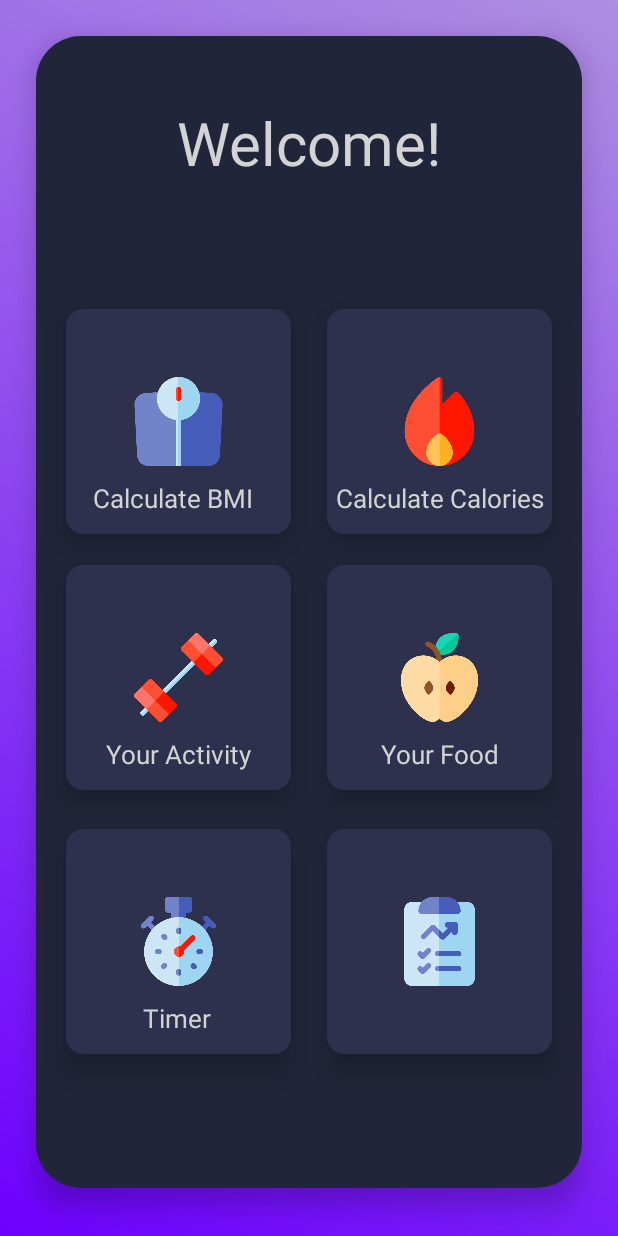
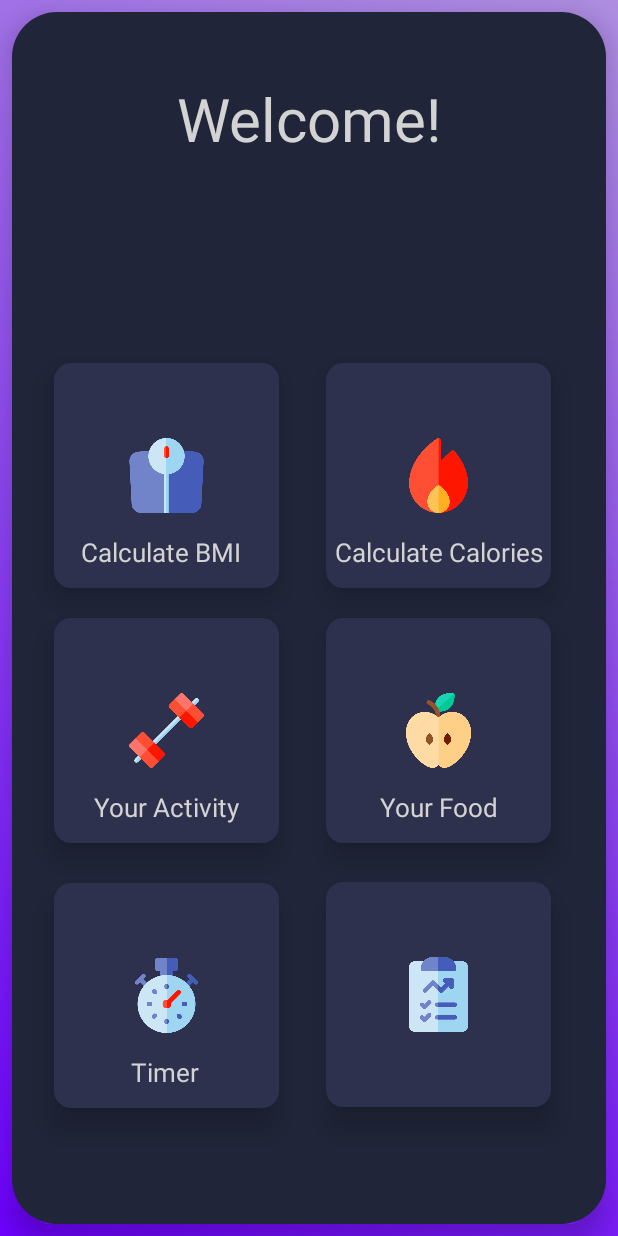
Before and after one commit to VickeTrossing/ExamensArbete, an Android app: the screen it shows after launch (MainActivity), on a phone screen of 412 x 824 dp. Run offline under Robolectric (Android 15) with nearby library versions, the phone set to English and light mode, and no system bars.

Commit message:
Design woooooork

```diff
--- a/app/src/main/AndroidManifest.xml
+++ b/app/src/main/AndroidManifest.xml
@@ -9,7 +9,9 @@
             android:roundIcon="@mipmap/ic_launcher_round"
             android:supportsRtl="true"
             android:theme="@style/AppTheme">
-        <activity android:name=".ResultsCal"></activity>
+        <activity android:name=".AddUser"></activity>
+        <activity android:name=".MyActivity" />
+        <activity android:name=".ResultsCal" />
         <activity android:name=".CalculateCal" />
         <activity android:name=".CalculateBmi" />
         <activity android:name=".MainActivity2" />
--- a/app/src/main/java/com/example/plain/MainActivity.java
+++ b/app/src/main/java/com/example/plain/MainActivity.java
@@ -1,8 +1,13 @@
 package com.example.plain;
 
+import android.app.Activity;
 import android.content.Intent;
+import android.graphics.Color;
+import android.os.Build;
 import android.os.Bundle;
 import android.view.View;
+import android.view.Window;
+import android.view.WindowManager;
 
 import androidx.appcompat.app.AppCompatActivity;
 
@@ -13,6 +18,19 @@ public class MainActivity extends AppCompatActivity {
     protected void onCreate(Bundle savedInstanceState) {
         super.onCreate(savedInstanceState);
         setContentView(R.layout.activity_main);
+
+        if (Build.VERSION.SDK_INT >= 19 && Build.VERSION.SDK_INT < 21) {
+            setWindowFlag(this, WindowManager.LayoutParams.FLAG_TRANSLUCENT_STATUS, true);
+        }
+        if (Build.VERSION.SDK_INT >= 19) {
+            getWindow().getDecorView().setSystemUiVisibility(View.SYSTEM_UI_FLAG_LAYOUT_STABLE | View.SYSTEM_UI_FLAG_LAYOUT_FULLSCREEN);
+        }
+
+        if (Build.VERSION.SDK_INT >= 21) {
+            setWindowFlag(this, WindowManager.LayoutParams.FLAG_TRANSLUCENT_STATUS, false);
+            getWindow().setStatusBarColor(Color.TRANSPARENT);
+        }
+
     }
 
     public void goToBMI(View view){
@@ -25,5 +43,21 @@ public class MainActivity extends AppCompatActivity {
         startActivity(intent);
     }
 
+    public void goToActivity(View view){
+        Intent intent = new Intent(this, CalculateCal.class);
+        startActivity(intent);
+    }
+
+
+    public static void setWindowFlag(Activity activity, final int bits, boolean on) {
+        Window win = activity.getWindow();
+        WindowManager.LayoutParams winParams = win.getAttributes();
+        if (on) {
+            winParams.flags |= bits;
+        } else {
+            winParams.flags &= ~bits;
+        }
+        win.setAttributes(winParams);
+    }
 
 }
--- a/app/src/main/res/layout/activity_main.xml
+++ b/app/src/main/res/layout/activity_main.xml
@@ -12,18 +12,20 @@
 
     <androidx.constraintlayout.widget.ConstraintLayout
             android:id="@+id/constraintLayout5"
-            android:layout_width="364dp"
+            android:layout_width="0dp"
             android:layout_height="0dp"
-            android:layout_marginStart="16dp"
-            android:layout_marginTop="24dp"
-            android:layout_marginEnd="16dp"
-            android:layout_marginBottom="32dp"
+            android:layout_marginStart="8dp"
+            android:layout_marginTop="8dp"
+            android:layout_marginEnd="8dp"
+            android:layout_marginBottom="8dp"
             android:background="@drawable/background_main"
             android:elevation="10dp"
             app:layout_constraintBottom_toBottomOf="parent"
             app:layout_constraintEnd_toEndOf="parent"
+            app:layout_constraintHorizontal_bias="1.0"
             app:layout_constraintStart_toStartOf="parent"
-            app:layout_constraintTop_toTopOf="parent">
+            app:layout_constraintTop_toTopOf="parent"
+            app:layout_constraintVertical_bias="0.0">
 
         <TextView
                 android:id="@+id/textView11"
@@ -43,13 +45,14 @@
 
                 android:layout_width="150dp"
                 android:layout_height="150dp"
+                android:layout_marginStart="22dp"
                 android:layout_marginTop="16dp"
-                android:layout_marginEnd="20dp"
+                android:layout_marginEnd="28dp"
                 android:layout_marginBottom="32dp"
                 android:background="@drawable/home_page_buttons"
                 android:elevation="11dp"
                 android:onClick="goToBMI"
-                android:padding="45dp"
+                android:padding="50dp"
                 android:scaleType="fitStart"
                 android:src="@drawable/diet"
                 android:text="Calculate BMI"
@@ -58,6 +61,7 @@
                 android:textSize="20dp"
                 app:layout_constraintBottom_toBottomOf="parent"
                 app:layout_constraintEnd_toEndOf="parent"
+                app:layout_constraintStart_toEndOf="@+id/buttonActivity"
                 app:layout_constraintTop_toBottomOf="@+id/imageButtonCal"
                 app:layout_constraintVertical_bias="0.019" />
 
@@ -67,17 +71,19 @@
                 android:layout_width="150dp"
                 android:layout_height="150dp"
                 android:layout_gravity="center"
-                android:layout_marginTop="84dp"
-                android:layout_marginEnd="20dp"
+                android:layout_marginStart="22dp"
+                android:layout_marginTop="136dp"
+                android:layout_marginEnd="28dp"
                 android:background="@drawable/home_page_buttons"
                 android:elevation="11dp"
                 android:foregroundGravity="top"
                 android:gravity="center"
                 android:onClick="goToCal"
-                android:padding="45dp"
+                android:padding="50dp"
                 android:scaleType="fitStart"
                 android:src="@drawable/calories"
                 app:layout_constraintEnd_toEndOf="parent"
+                app:layout_constraintStart_toEndOf="@+id/buttonBMI"
                 app:layout_constraintTop_toBottomOf="@+id/textView11"
                 tools:src="@drawable/calories" />
 
@@ -116,13 +122,13 @@
 
                 android:layout_width="150dp"
                 android:layout_height="150dp"
-                android:layout_marginStart="20dp"
+                android:layout_marginStart="28dp"
                 android:layout_marginTop="16dp"
                 android:layout_marginBottom="32dp"
                 android:background="@drawable/home_page_buttons"
                 android:elevation="11dp"
                 android:onClick="goToBMI"
-                android:padding="45dp"
+                android:padding="50dp"
                 android:scaleType="fitStart"
                 android:src="@drawable/barbell"
                 android:text="Calculate BMI"
@@ -139,12 +145,12 @@
 
                 android:layout_width="150dp"
                 android:layout_height="150dp"
-                android:layout_marginStart="20dp"
-                android:layout_marginTop="84dp"
+                android:layout_marginStart="28dp"
+                android:layout_marginTop="136dp"
                 android:background="@drawable/home_page_buttons"
                 android:elevation="11dp"
                 android:onClick="goToBMI"
-                android:padding="45dp"
+                android:padding="50dp"
                 android:scaleType="fitStart"
                 android:src="@drawable/scale"
                 android:textAllCaps="false"
@@ -186,18 +192,18 @@
                 android:id="@+id/toBeA"
                 android:layout_width="150dp"
                 android:layout_height="150dp"
-                android:layout_marginStart="20dp"
+                android:layout_marginStart="28dp"
                 android:layout_marginTop="16dp"
-                android:layout_marginBottom="32dp"
+                android:layout_marginBottom="16dp"
 
                 android:background="@drawable/home_page_buttons"
+                android:elevation="11dp"
                 android:onClick="goToBMI"
-                android:padding="45dp"
+                android:padding="50dp"
                 android:scaleType="fitStart"
                 android:src="@drawable/stopwatch"
                 android:textAllCaps="false"
                 android:textColor="#D3D3D3"
-                android:elevation="11dp"
                 android:textSize="20dp"
                 app:layout_constraintBottom_toBottomOf="parent"
                 app:layout_constraintStart_toStartOf="parent"
@@ -223,12 +229,14 @@
                 android:id="@+id/toBeAb"
                 android:layout_width="150dp"
                 android:layout_height="150dp"
+                android:layout_marginStart="22dp"
                 android:layout_marginTop="16dp"
-                android:layout_marginEnd="20dp"
+                android:layout_marginEnd="28dp"
+                android:layout_marginBottom="16dp"
                 android:background="@drawable/home_page_buttons"
                 android:elevation="11dp"
                 android:onClick="goToBMI"
-                android:padding="45dp"
+                android:padding="50dp"
                 android:scaleType="fitStart"
                 android:src="@drawable/report"
                 android:textAllCaps="false"
@@ -236,8 +244,9 @@
                 android:textSize="20dp"
                 app:layout_constraintBottom_toBottomOf="parent"
                 app:layout_constraintEnd_toEndOf="parent"
+                app:layout_constraintStart_toEndOf="@+id/toBeA"
                 app:layout_constraintTop_toBottomOf="@+id/buttonFood"
-                app:layout_constraintVertical_bias="0.102" />
+                app:layout_constraintVertical_bias="0.138" />
 
     </androidx.constraintlayout.widget.ConstraintLayout>
 
--- a/app/src/main/res/values/styles.xml
+++ b/app/src/main/res/values/styles.xml
@@ -5,13 +5,16 @@
 
         <!-- Customize your theme here. -->
 
-        <item name="colorPrimaryDark">#2C2C2C</item>
+        <item name="colorPrimaryDark">@android:color/transparent</item>
         <item name="colorPrimary">@color/colorPrimary</item>
        <!-- <item name="colorPrimaryDark">@color/colorPrimaryDark</item> -->
         <item name="colorAccent">@color/colorAccent</item>
         <item name="android:windowLayoutInDisplayCutoutMode">
             shortEdges <!-- default, shortEdges, never -->
         </item>
+        <item name="android:windowTranslucentStatus">true</item>
+        <item name="android:windowTranslucentNavigation">true</item>
+
 
     </style>
 
```
Also changed, not shown: app/src/main/java/com/example/plain/AddUser.java (added, +14 -0 lines), app/src/main/java/com/example/plain/MyActivity.java (added, +14 -0 lines), app/src/main/res/layout/activity_add_user.xml (added, +10 -0 lines), app/src/main/res/layout/activity_my.xml (added, +10 -0 lines).
